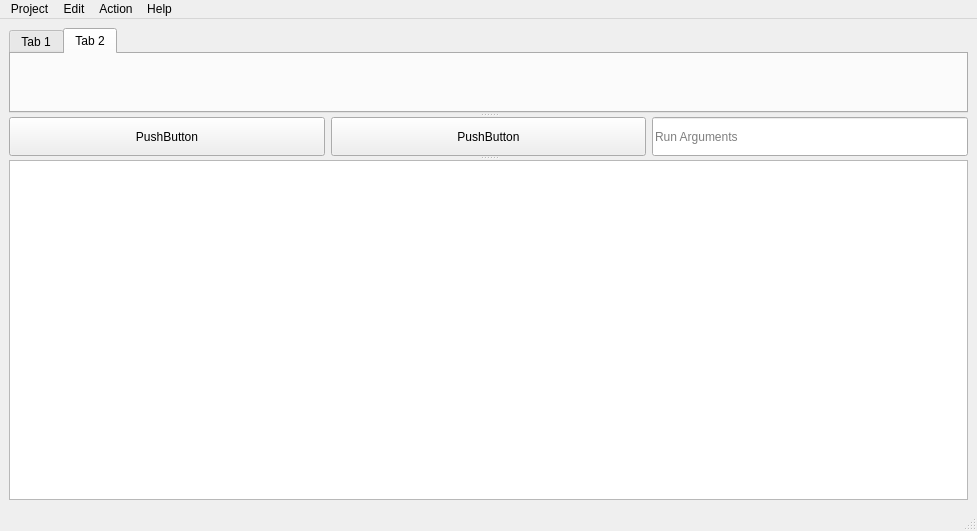
This is xxx/src/main/MainWindow.ui in traviswp/CS493_adagide as Qt 5 draws it before an edit. The edited form follows.
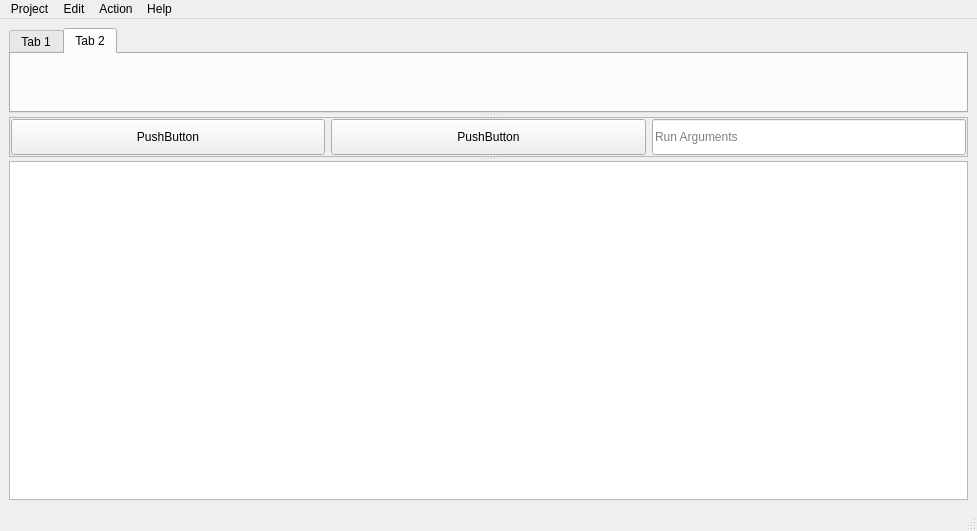
This is the edited form. The open tabs and pages were chosen to show the change. Custom widgets are drawn as their Qt base class.

The edit to the form file:
```diff
--- a/xxx/src/main/MainWindow.ui
+++ b/xxx/src/main/MainWindow.ui
@@ -68,10 +68,34 @@
         </layout>
        </widget>
       </widget>
-      <widget class="QWidget" name="">
+      <widget class="QFrame" name="frame">
+       <property name="sizePolicy">
+        <sizepolicy hsizetype="Expanding" vsizetype="Fixed">
+         <horstretch>0</horstretch>
+         <verstretch>0</verstretch>
+        </sizepolicy>
+       </property>
+       <property name="minimumSize">
+        <size>
+         <width>0</width>
+         <height>40</height>
+        </size>
+       </property>
+       <property name="maximumSize">
+        <size>
+         <width>16777215</width>
+         <height>40</height>
+        </size>
+       </property>
+       <property name="frameShape">
+        <enum>QFrame::StyledPanel</enum>
+       </property>
+       <property name="frameShadow">
+        <enum>QFrame::Raised</enum>
+       </property>
        <layout class="QHBoxLayout" name="horizontalLayout">
-        <property name="sizeConstraint">
-         <enum>QLayout::SetNoConstraint</enum>
+        <property name="margin">
+         <number>1</number>
         </property>
         <item>
          <widget class="QPushButton" name="pushButton">
```
Left out of the diff: 2 changed lines with no effect on the pictures.
